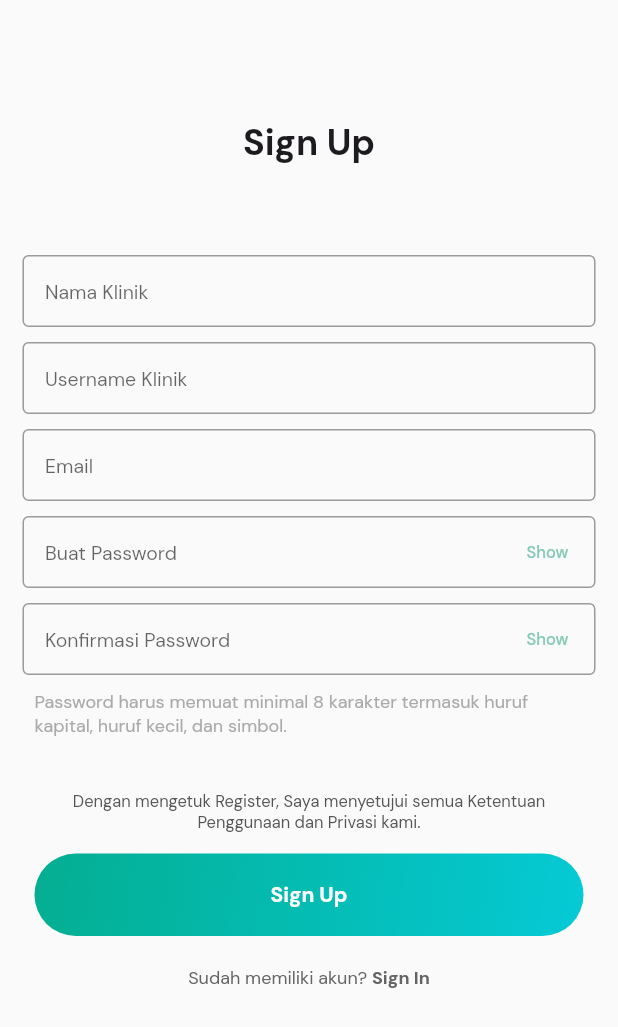
After one commit to andre-nk/rekmed-mobile, a Flutter app: the screen it shows after launch, after a tap on "Sign Up", on a phone screen of 412 x 824 dp. The commit adds this screen. Shown: the top 1027 px of the screen. Run offline on Flutter 3.47's test engine with Material 3 defaults, Android fonts, the phone set to English and light mode, and no system bars; our stand-ins replace bloc, cloud_firestore, firebase_auth, firebase_core, flutter_bloc, freezed_annotation and 1 more; accounts and stored records are empty.

Commit message:
UI Sign Up page + connecting Signin Signup

```diff
--- a/lib/view/screens/auth/signin/SignInPage.dart
+++ b/lib/view/screens/auth/signin/SignInPage.dart
@@ -3,12 +3,22 @@ import 'package:flutter_bloc/flutter_bloc.dart';
 import 'package:rekmed/app/auth/cubit/auth_cubit.dart';
 import 'package:rekmed/view/widgets/auth/AuthForm.dart';
 import 'package:rekmed/view/widgets/auth/Button.dart';
+import 'package:rekmed/view/screens/auth/signup/SignUpPage.dart';
 
 class SignInPage extends StatefulWidget {
   const SignInPage({super.key});
 
   @override
   State<SignInPage> createState() => _SignInPageState();
+}
+
+void _navigateToSignUpPage(BuildContext context) {
+  Navigator.push(
+    context,
+    MaterialPageRoute(
+      builder: (context) => const SignUpPage(),
+    ),
+  );
 }
 
 class _SignInPageState extends State<SignInPage> {
@@ -34,7 +44,7 @@ class _SignInPageState extends State<SignInPage> {
                         fontWeight: FontWeight.bold,
                       )),
                 ),
-                const SizedBox(height: 67),
+                const SizedBox(height: 60),
 
                 /// input username
                 AuthForm(
@@ -89,26 +99,29 @@ class _SignInPageState extends State<SignInPage> {
                   },
                   text: 'Sign In',
                 ),
+
                 const SizedBox(height: 10),
+
                 Container(
                   height: 20,
                   alignment: Alignment.center,
-                  child: const Row(
+                  child: Row(
                     mainAxisAlignment: MainAxisAlignment.center,
                     children: [
                       Text('Belum memiliki Akun? ',
                           style: TextStyle(
-                              color: Color(0xff646464), fontSize: 13)),
+                              color: Color(0xff646464), fontSize: 12)),
                       InkWell(
+                        onTap: () => _navigateToSignUpPage(context),
                         child: Text(
                           'Sign Up',
                           style: TextStyle(
                             color: Color(0xff646464),
-                            fontSize: 13,
+                            fontSize: 12,
                             fontWeight: FontWeight.bold,
                           ),
                         ),
-                      )
+                      ),
                     ],
                   ),
                 )
--- /dev/null
+++ b/lib/view/screens/auth/signup/SignUpPage.dart
@@ -0,0 +1,190 @@
+import 'package:flutter/material.dart';
+import 'package:rekmed/view/widgets/auth/AuthForm.dart';
+import 'package:rekmed/view/widgets/auth/Button.dart';
+import 'package:rekmed/view/screens/auth/signin/SignInPage.dart';
+
+class SignUpPage extends StatefulWidget {
+  const SignUpPage({super.key});
+
+  @override
+  State<SignUpPage> createState() => _SignUpPageState();
+}
+
+void _navigateToSignInPage(BuildContext context) {
+  Navigator.push(
+    context,
+    MaterialPageRoute(
+      builder: (context) => const SignInPage(),
+    ),
+  );
+}
+
+class _SignUpPageState extends State<SignUpPage> {
+  final TextEditingController emailController = TextEditingController();
+  final TextEditingController passwordController = TextEditingController();
+  final TextEditingController confirmPasswordController =
+      TextEditingController();
+
+  @override
+  Widget build(BuildContext context) {
+    return Scaffold(
+      body: SingleChildScrollView(
+        child: SafeArea(
+          child: Container(
+            width: double.infinity,
+            padding: const EdgeInsets.only(left: 15.0, right: 15.0, top: 79.0),
+            child: Column(
+              crossAxisAlignment: CrossAxisAlignment.start,
+              children: [
+                Container(
+                  alignment: Alignment.center,
+                  child: const Text('Sign Up',
+                      style: TextStyle(
+                        fontSize: 24,
+                        fontWeight: FontWeight.bold,
+                      )),
+                ),
+                const SizedBox(height: 60),
+
+                /// input nama klinik
+                AuthForm(
+                  controller: emailController,
+                  textInputType: TextInputType.emailAddress,
+                  text: 'Nama Klinik',
+                  obscure: false,
+                ),
+
+                const SizedBox(height: 10),
+
+                /// input username klinik
+                AuthForm(
+                  controller: emailController,
+                  textInputType: TextInputType.emailAddress,
+                  text: 'Username Klinik',
+                  obscure: false,
+                ),
+
+                const SizedBox(height: 10),
+
+                /// input email
+                AuthForm(
+                  controller: emailController,
+                  textInputType: TextInputType.emailAddress,
+                  text: 'Email',
+                  obscure: false,
+                ),
+
+                const SizedBox(height: 10),
+
+                /// input password
+                AuthForm(
+                  controller: passwordController,
+                  textInputType: TextInputType.text,
+                  text: 'Buat Password',
+                  obscure: true,
+                ),
+
+                const SizedBox(height: 10),
+
+                /// confirm password
+                AuthForm(
+                  controller: confirmPasswordController,
+                  textInputType: TextInputType.text,
+                  text: 'Konfirmasi Password',
+                  obscure: true,
+                ),
+
+                const SizedBox(height: 10),
+
+                Container(
+                  height: 20,
+                  alignment: Alignment.center,
+                  padding: const EdgeInsets.only(left: 8.0, right: 8.0),
+                  child: const Row(
+                      mainAxisAlignment: MainAxisAlignment.center,
+                      crossAxisAlignment: CrossAxisAlignment.start,
+                      children: [
+                        Flexible(
+                          child: Text(
+                            'Password harus memuat minimal 8 karakter termasuk huruf kapital, huruf kecil, dan simbol.',
+                            style: TextStyle(
+                                color: Color(0xffAAAAAA), fontSize: 12),
+                            overflow: TextOverflow.visible,
+                          ),
+                        ),
+                      ]),
+                ),
+
+                const SizedBox(height: 47),
+
+                Container(
+                  height: 20,
+                  alignment: Alignment.center,
+                  padding: const EdgeInsets.only(left: 8.0, right: 8.0),
+                  child: const Row(children: [
+                    Flexible(
+                      child: Text(
+                        'Dengan mengetuk Register, Saya menyetujui semua Ketentuan Penggunaan dan Privasi kami.',
+                        textAlign: TextAlign.center,
+                        style:
+                            TextStyle(color: Color(0xff555555), fontSize: 11),
+                        overflow: TextOverflow.visible,
+                      ),
+                    ),
+                  ]),
+                ),
+
+                const SizedBox(height: 14),
+
+                Button(
+                  onPressed: () {
+                    if (emailController.text.isNotEmpty &&
+                        passwordController.text.isNotEmpty &&
+                        confirmPasswordController.text ==
+                            passwordController.text) {
+                      ///
+                    } else {
+                      ScaffoldMessenger.of(context).showSnackBar(
+                        const SnackBar(
+                          content: Text('Please fill all fields correctly'),
+                        ),
+                      );
+                    }
+                  },
+                  text: 'Sign Up',
+                ),
+
+                const SizedBox(height: 10),
+
+                Container(
+                  height: 20,
+                  alignment: Alignment.center,
+                  child: Row(
+                    mainAxisAlignment: MainAxisAlignment.center,
+                    children: [
+                      // ignore: prefer_const_constructors
+                      Text('Sudah memiliki akun? ',
+                          style: TextStyle(
+                              color: Color(0xff646464), fontSize: 12)),
+                      InkWell(
+                        onTap: () => _navigateToSignInPage(context),
+                        child: Text(
+                          'Sign In',
+                          style: TextStyle(
+                            color: Color(0xff646464),
+                            fontSize: 12,
+                            fontWeight: FontWeight.bold,
+                          ),
+                        ),
+                      )
+                    ],
+                  ),
+                )
+              ],
+            ),
+          ),
+        ),
+      ),
+    );
+  }
+}
```
